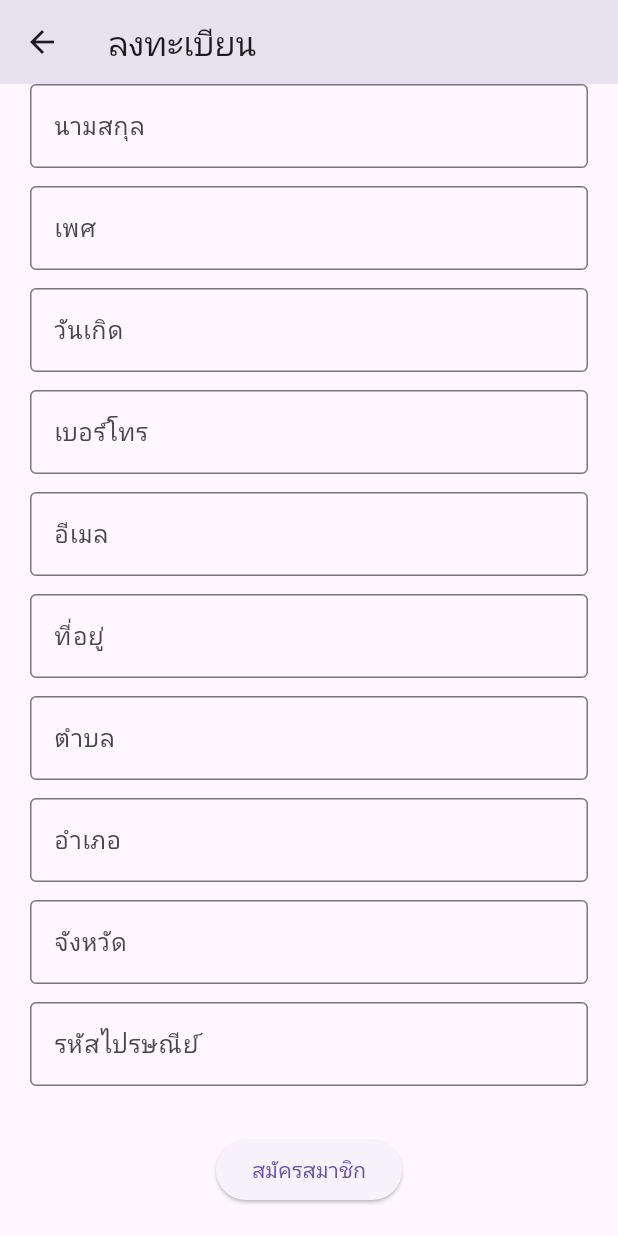
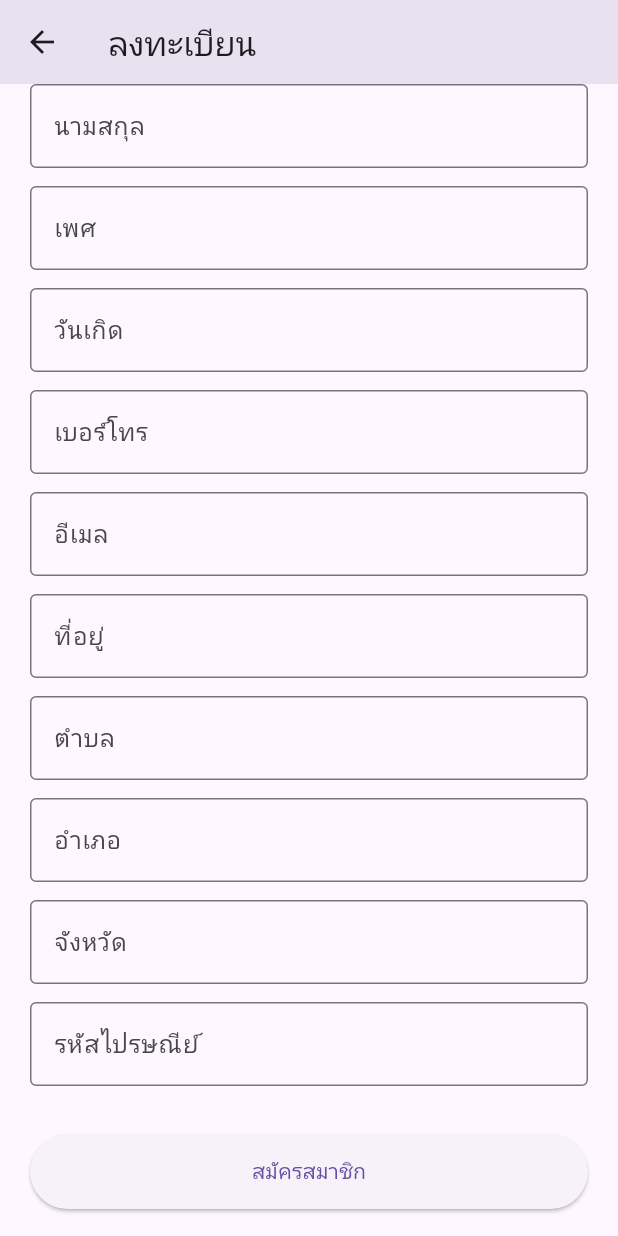
Before and after one commit to toyourmint/Smile-Dental-Clinic, a Flutter app: the RegisterScreen screen opened directly, scrolled down 224 dp, on a phone screen of 412 x 824 dp. Run offline on Flutter 3.47's test engine with Material 3 defaults, Android fonts, the phone set to English and light mode, and no system bars.

Commit message:
register screen edit

```diff
--- a/frontend/mylogin/lib/screen/register_screen.dart
+++ b/frontend/mylogin/lib/screen/register_screen.dart
@@ -1,5 +1,6 @@
 import 'package:flutter/material.dart';
 import 'otp_screen.dart';
+import 'login_screen.dart';
 
 class RegisterScreen extends StatefulWidget {
   const RegisterScreen({super.key});
@@ -9,7 +10,6 @@ class RegisterScreen extends StatefulWidget {
 }
 
 class _RegisterScreenState extends State<RegisterScreen> {
-
   final _formKey = GlobalKey<FormState>();
 
   Widget buildField(String label) {
@@ -20,7 +20,6 @@ class _RegisterScreenState extends State<RegisterScreen> {
           labelText: label,
           border: const OutlineInputBorder(),
         ),
-
         validator: (value) {
           if (value == null || value.isEmpty) {
             return "กรุณากรอกข้อมูล";
@@ -33,10 +32,8 @@ class _RegisterScreenState extends State<RegisterScreen> {
 
   @override
   Widget build(BuildContext context) {
-
     return Scaffold(
       appBar: AppBar(title: const Text("ลงทะเบียน")),
-
       body: SingleChildScrollView(
         padding: const EdgeInsets.all(20),
 
@@ -45,7 +42,6 @@ class _RegisterScreenState extends State<RegisterScreen> {
 
           child: Column(
             children: [
-
               buildField("เลขบัตรประชาชน"),
               buildField("คำนำหน้า"),
               buildField("ชื่อจริง"),
@@ -62,9 +58,12 @@ class _RegisterScreenState extends State<RegisterScreen> {
 
               const SizedBox(height: 20),
 
-              ElevatedButton(
+              /// ปุ่มสมัคร
+              SizedBox(
+                width: double.infinity,
+                height: 50,
+                child: ElevatedButton(
                   onPressed: () {
-
                     if (_formKey.currentState!.validate()) {
                       Navigator.push(
                         context,
@@ -75,7 +74,29 @@ class _RegisterScreenState extends State<RegisterScreen> {
                     }
                   },
                   child: const Text("สมัครสมาชิก"),
-              )
+                ),
+              ),
+
+              const SizedBox(height: 12),
+
+              /// ลิงก์ Login
+              Row(
+                mainAxisAlignment: MainAxisAlignment.center,
+                children: [
+                  const Text("มีบัญชีอยู่แล้ว ? "),
+                  TextButton(
+                    onPressed: () {
+                      Navigator.push(
+                        context,
+                        MaterialPageRoute(
+                          builder: (_) => const LoginScreen(),
+                        ),
+                      );
+                    },
+                    child: const Text("เข้าสู่ระบบ"),
+                  ),
+                ],
+              ),
             ],
           ),
         ),
```
Lines whose indentation alone changed are shown as unchanged.
